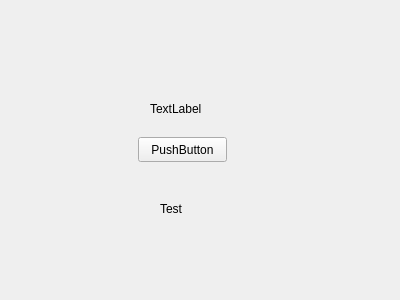
This is ui/rqt_sarus_test_plugin/rqt_sarus_test_plugin_widget.ui in javier-ferre/rqt_sarus_gui as Qt 5 draws it before an edit. The edited form follows.
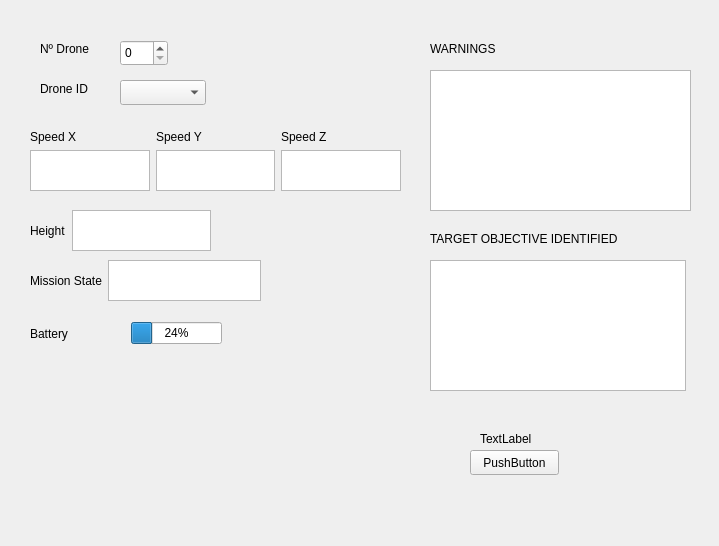
This is the edited form.

```diff
--- a/ui/rqt_sarus_test_plugin/rqt_sarus_test_plugin_widget.ui
+++ b/ui/rqt_sarus_test_plugin/rqt_sarus_test_plugin_widget.ui
@@ -6,8 +6,8 @@
    <rect>
     <x>0</x>
     <y>0</y>
-    <width>400</width>
-    <height>300</height>
+    <width>719</width>
+    <height>546</height>
    </rect>
   </property>
   <property name="windowTitle">
@@ -16,8 +16,8 @@
   <widget class="QPushButton" name="pushButton">
    <property name="geometry">
     <rect>
-     <x>138</x>
-     <y>137</y>
+     <x>470</x>
+     <y>450</y>
      <width>89</width>
      <height>25</height>
     </rect>
@@ -29,8 +29,8 @@
   <widget class="QLabel" name="label">
    <property name="geometry">
     <rect>
-     <x>150</x>
-     <y>100</y>
+     <x>480</x>
+     <y>430</y>
      <width>67</width>
      <height>17</height>
     </rect>
@@ -42,16 +42,388 @@
   <widget class="QLabel" name="label_2">
    <property name="geometry">
     <rect>
-     <x>160</x>
-     <y>200</y>
+     <x>40</x>
+     <y>40</y>
      <width>67</width>
      <height>17</height>
     </rect>
    </property>
    <property name="text">
-    <string>Test</string>
+    <string>Nº Drone</string>
    </property>
   </widget>
+  <widget class="QLabel" name="label_3">
+   <property name="geometry">
+    <rect>
+     <x>40</x>
+     <y>80</y>
+     <width>67</width>
+     <height>17</height>
+    </rect>
+   </property>
+   <property name="text">
+    <string>Drone ID</string>
+   </property>
+  </widget>
+  <widget class="QLabel" name="label_8">
+   <property name="geometry">
+    <rect>
+     <x>430</x>
+     <y>40</y>
+     <width>81</width>
+     <height>17</height>
+    </rect>
+   </property>
+   <property name="text">
+    <string>WARNINGS</string>
+   </property>
+  </widget>
+  <widget class="QLabel" name="label_9">
+   <property name="geometry">
+    <rect>
+     <x>430</x>
+     <y>230</y>
+     <width>221</width>
+     <height>17</height>
+    </rect>
+   </property>
+   <property name="text">
+    <string>TARGET OBJECTIVE IDENTIFIED</string>
+   </property>
+  </widget>
+  <widget class="QSpinBox" name="n_drones">
+   <property name="geometry">
+    <rect>
+     <x>120</x>
+     <y>40</y>
+     <width>48</width>
+     <height>26</height>
+    </rect>
+   </property>
+  </widget>
+  <widget class="QComboBox" name="drone_ID">
+   <property name="geometry">
+    <rect>
+     <x>120</x>
+     <y>80</y>
+     <width>86</width>
+     <height>25</height>
+    </rect>
+   </property>
+  </widget>
+  <widget class="QTextBrowser" name="warnings">
+   <property name="geometry">
+    <rect>
+     <x>430</x>
+     <y>70</y>
+     <width>261</width>
+     <height>141</height>
+    </rect>
+   </property>
+  </widget>
+  <widget class="QTextBrowser" name="coincidence">
+   <property name="geometry">
+    <rect>
+     <x>430</x>
+     <y>260</y>
+     <width>256</width>
+     <height>131</height>
+    </rect>
+   </property>
+  </widget>
+  <widget class="QWidget" name="">
+   <property name="geometry">
+    <rect>
+     <x>30</x>
+     <y>260</y>
+     <width>231</width>
+     <height>41</height>
+    </rect>
+   </property>
+   <layout class="QHBoxLayout" name="horizontalLayout_2">
+    <item>
+     <widget class="QLabel" name="label_7">
+      <property name="text">
+       <string>Mission State</string>
+      </property>
+     </widget>
+    </item>
+    <item>
+     <spacer name="horizontalSpacer">
+      <property name="orientation">
+       <enum>Qt::Horizontal</enum>
+      </property>
+      <property name="sizeHint" stdset="0">
+       <size>
+        <width>40</width>
+        <height>20</height>
+       </size>
+      </property>
+     </spacer>
+    </item>
+    <item>
+     <widget class="QTextBrowser" name="state"/>
+    </item>
+    <item>
+     <spacer name="horizontalSpacer_6">
+      <property name="orientation">
+       <enum>Qt::Horizontal</enum>
+      </property>
+      <property name="sizeHint" stdset="0">
+       <size>
+        <width>40</width>
+        <height>20</height>
+       </size>
+      </property>
+     </spacer>
+    </item>
+   </layout>
+  </widget>
+  <widget class="QWidget" name="">
+   <property name="geometry">
+    <rect>
+     <x>30</x>
+     <y>130</y>
+     <width>371</width>
+     <height>61</height>
+    </rect>
+   </property>
+   <layout class="QHBoxLayout" name="horizontalLayout_4">
+    <item>
+     <layout class="QVBoxLayout" name="verticalLayout_3">
+      <item>
+       <widget class="QLabel" name="label_4">
+        <property name="text">
+         <string>Speed X</string>
+        </property>
+       </widget>
+      </item>
+      <item>
+       <spacer name="verticalSpacer">
+        <property name="orientation">
+         <enum>Qt::Vertical</enum>
+        </property>
+        <property name="sizeHint" stdset="0">
+         <size>
+          <width>20</width>
+          <height>40</height>
+         </size>
+        </property>
+       </spacer>
+      </item>
+      <item>
+       <widget class="QTextBrowser" name="speedX"/>
+      </item>
+     </layout>
+    </item>
+    <item>
+     <spacer name="horizontalSpacer_9">
+      <property name="orientation">
+       <enum>Qt::Horizontal</enum>
+      </property>
+      <property name="sizeHint" stdset="0">
+       <size>
+        <width>40</width>
+        <height>20</height>
+       </size>
+      </property>
+     </spacer>
+    </item>
+    <item>
+     <spacer name="horizontalSpacer_3">
+      <property name="orientation">
+       <enum>Qt::Horizontal</enum>
+      </property>
+      <property name="sizeHint" stdset="0">
+       <size>
+        <width>40</width>
+        <height>20</height>
+       </size>
+      </property>
+     </spacer>
+    </item>
+    <item>
+     <layout class="QVBoxLayout" name="verticalLayout_2">
+      <item>
+       <widget class="QLabel" name="label_5">
+        <property name="text">
+         <string>Speed Y</string>
+        </property>
+       </widget>
+      </item>
+      <item>
+       <spacer name="verticalSpacer_2">
+        <property name="orientation">
+         <enum>Qt::Vertical</enum>
+        </property>
+        <property name="sizeHint" stdset="0">
+         <size>
+          <width>20</width>
+          <height>40</height>
+         </size>
+        </property>
+       </spacer>
+      </item>
+      <item>
+       <widget class="QTextBrowser" name="speedY"/>
+      </item>
+     </layout>
+    </item>
+    <item>
+     <spacer name="horizontalSpacer_10">
+      <property name="orientation">
+       <enum>Qt::Horizontal</enum>
+      </property>
+      <property name="sizeHint" stdset="0">
+       <size>
+        <width>40</width>
+        <height>20</height>
+       </size>
+      </property>
+     </spacer>
+    </item>
+    <item>
+     <spacer name="horizontalSpacer_4">
+      <property name="orientation">
+       <enum>Qt::Horizontal</enum>
+      </property>
+      <property name="sizeHint" stdset="0">
+       <size>
+        <width>40</width>
+        <height>20</height>
+       </size>
+      </property>
+     </spacer>
+    </item>
+    <item>
+     <layout class="QVBoxLayout" name="verticalLayout">
+      <item>
+       <widget class="QLabel" name="label_6">
+        <property name="text">
+         <string>Speed Z</string>
+        </property>
+       </widget>
+      </item>
+      <item>
+       <spacer name="verticalSpacer_3">
+        <property name="orientation">
+         <enum>Qt::Vertical</enum>
+        </property>
+        <property name="sizeHint" stdset="0">
+         <size>
+          <width>20</width>
+          <height>40</height>
+         </size>
+        </property>
+       </spacer>
+      </item>
+      <item>
+       <widget class="QTextBrowser" name="speedZ"/>
+      </item>
+     </layout>
+    </item>
+   </layout>
+  </widget>
+  <widget class="QWidget" name="">
+   <property name="geometry">
+    <rect>
+     <x>30</x>
+     <y>320</y>
+     <width>248</width>
+     <height>27</height>
+    </rect>
+   </property>
+   <layout class="QHBoxLayout" name="horizontalLayout_3">
+    <item>
+     <widget class="QLabel" name="label_10">
+      <property name="text">
+       <string>Battery</string>
+      </property>
+     </widget>
+    </item>
+    <item>
+     <spacer name="horizontalSpacer_7">
+      <property name="orientation">
+       <enum>Qt::Horizontal</enum>
+      </property>
+      <property name="sizeHint" stdset="0">
+       <size>
+        <width>40</width>
+        <height>20</height>
+       </size>
+      </property>
+     </spacer>
+    </item>
+    <item>
+     <widget class="QProgressBar" name="progressBar">
+      <property name="value">
+       <number>24</number>
+      </property>
+     </widget>
+    </item>
+    <item>
+     <spacer name="horizontalSpacer_8">
+      <property name="orientation">
+       <enum>Qt::Horizontal</enum>
+      </property>
+      <property name="sizeHint" stdset="0">
+       <size>
+        <width>40</width>
+        <height>20</height>
+       </size>
+      </property>
+     </spacer>
+    </item>
+   </layout>
+  </widget>
+  <widget class="QWidget" name="">
+   <property name="geometry">
+    <rect>
+     <x>30</x>
+     <y>210</y>
+     <width>181</width>
+     <height>41</height>
+    </rect>
+   </property>
+   <layout class="QHBoxLayout" name="horizontalLayout">
+    <item>
+     <widget class="QLabel" name="label_11">
+      <property name="text">
+       <string>Height</string>
+      </property>
+     </widget>
+    </item>
+    <item>
+     <spacer name="horizontalSpacer_2">
+      <property name="orientation">
+       <enum>Qt::Horizontal</enum>
+      </property>
+      <property name="sizeHint" stdset="0">
+       <size>
+        <width>40</width>
+        <height>20</height>
+       </size>
+      </property>
+     </spacer>
+    </item>
+    <item>
+     <widget class="QTextBrowser" name="height"/>
+    </item>
+    <item>
+     <spacer name="horizontalSpacer_5">
+      <property name="orientation">
+       <enum>Qt::Horizontal</enum>
+      </property>
+      <property name="sizeHint" stdset="0">
+       <size>
+        <width>40</width>
+        <height>20</height>
+       </size>
+      </property>
+     </spacer>
+    </item>
+   </layout>
+  </widget>
  </widget>
  <resources/>
  <connections/>
```
